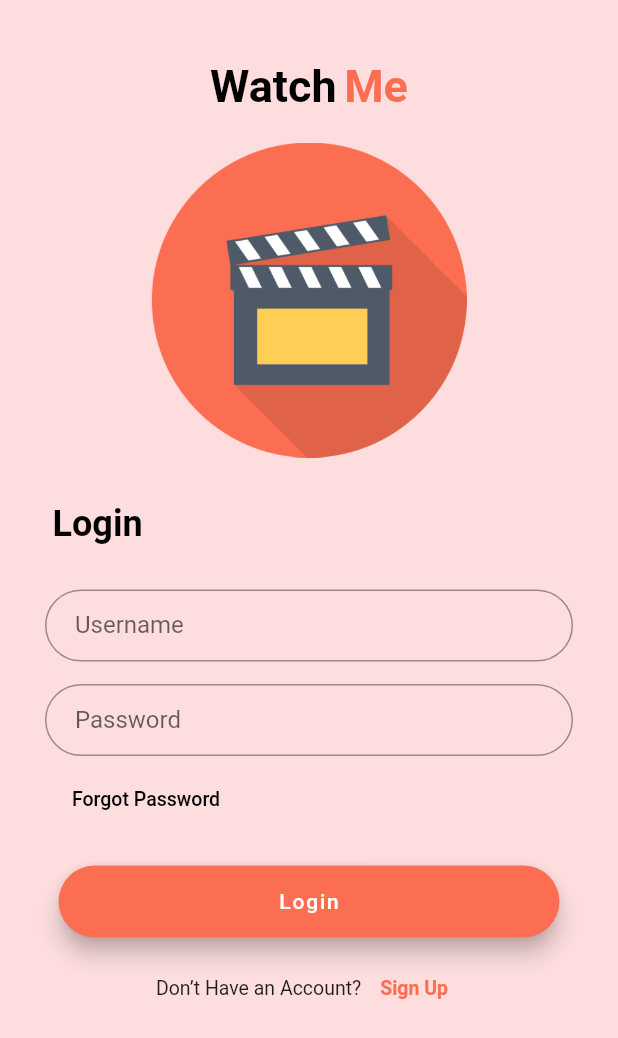
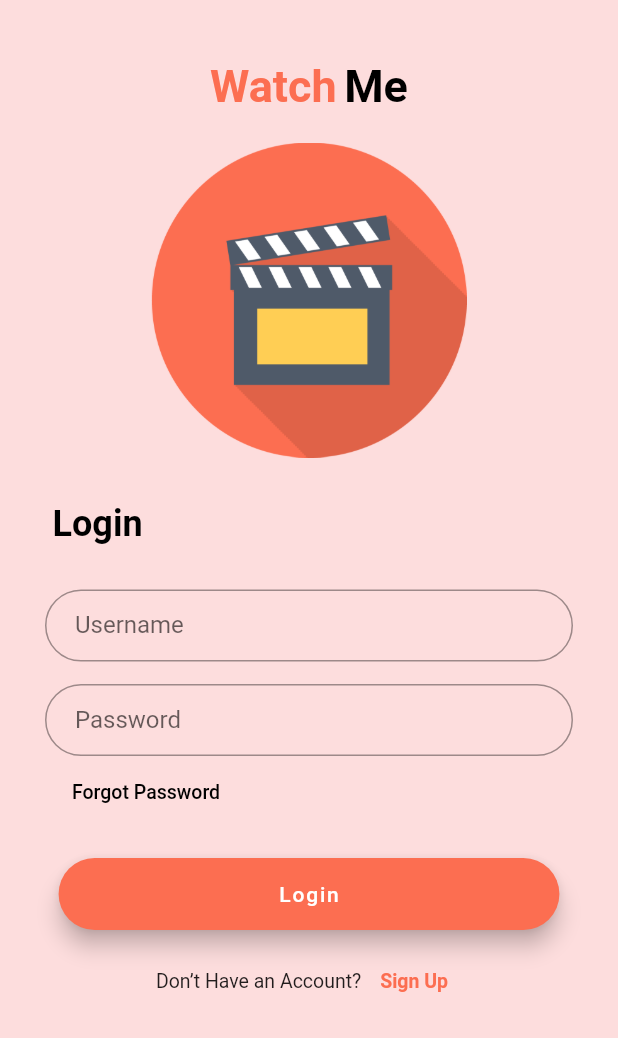
Before and after one commit to al-chakim/tugas2_, a Flutter app: the screen it shows after launch, on a phone screen of 412 x 824 dp. Shown: the top 1038 px of the screen. Run offline on Flutter 3.47's test engine with Material 2 defaults, Android fonts, the light colour scheme and no system bars.

Commit message:
ubah dikit

```diff
--- a/mainui/lib/main.dart
+++ b/mainui/lib/main.dart
@@ -38,12 +38,12 @@ class _loginState extends State<login> {
                   children: [
                     Text(
                       'Watch',
-                      style: tujuh,
+                      style: lapan,
                     ),
                     SizedBox(width: 5,),
                     Text(
                       'Me',
-                      style: lapan,
+                      style: tujuh,
                     )
                   ],
                 ),
@@ -94,7 +94,7 @@ class _loginState extends State<login> {
                 ],
               ),
             ),
-            SizedBox(height: 5,),
+            //SizedBox(height: 5,),
             Row(
               children: [
                 Padding(padding: EdgeInsets.only(left: 20, right: 20)),
@@ -302,7 +302,7 @@ class _homePageState extends State<homePage> {
                             onTap: () {},
                             child: Center(
                               child: Text(
-                                'PreOrder',
+                                'Pre - Order',
                                 style: empat,
                               ),
                             ),
```
